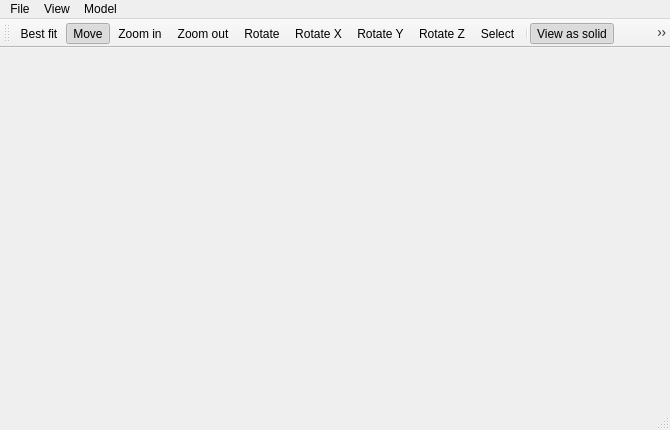
First picture: the form in src/MainWindow.ui, repository Ovilia/April, before the edit.
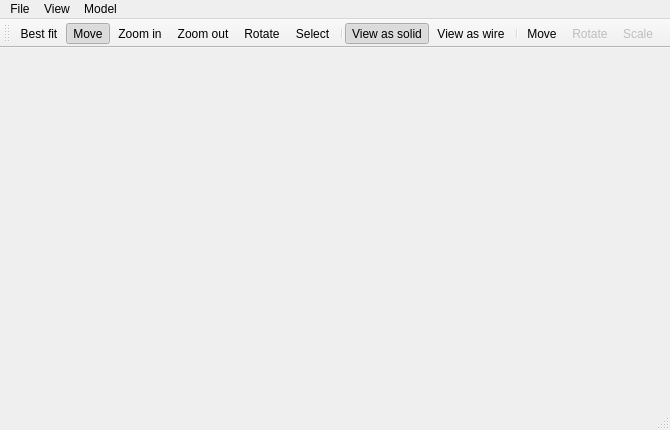
Second picture: the form after the edit. Icons and pictures are not drawn.

The edit to the form file:
```diff
--- a/src/MainWindow.ui
+++ b/src/MainWindow.ui
@@ -107,9 +107,6 @@
    <addaction name="actionZoom_in"/>
    <addaction name="actionZoom_out"/>
    <addaction name="actionRotate"/>
-   <addaction name="actionRotate_X"/>
-   <addaction name="actionRotate_Y"/>
-   <addaction name="actionRotate_Z"/>
    <addaction name="actionSelect"/>
    <addaction name="separator"/>
    <addaction name="actionSolid"/>
@@ -230,33 +227,6 @@
     <string>Scale</string>
    </property>
   </action>
-  <action name="actionRotate_X">
-   <property name="icon">
-    <iconset resource="resource.qrc">
-     <normaloff>:/image/images/scene_rotate_x.png</normaloff>:/image/images/scene_rotate_x.png</iconset>
-   </property>
-   <property name="text">
-    <string>Rotate X</string>
-   </property>
-  </action>
-  <action name="actionRotate_Y">
-   <property name="icon">
-    <iconset resource="resource.qrc">
-     <normaloff>:/image/images/scene_rotate_y.png</normaloff>:/image/images/scene_rotate_y.png</iconset>
-   </property>
-   <property name="text">
-    <string>Rotate Y</string>
-   </property>
-  </action>
-  <action name="actionRotate_Z">
-   <property name="icon">
-    <iconset resource="resource.qrc">
-     <normaloff>:/image/images/scene_rotate_z.png</normaloff>:/image/images/scene_rotate_z.png</iconset>
-   </property>
-   <property name="text">
-    <string>Rotate Z</string>
-   </property>
-  </action>
   <action name="actionSelect">
    <property name="checkable">
     <bool>true</bool>
```
Left out of the diff: 3 changed lines with no effect on the pictures.
